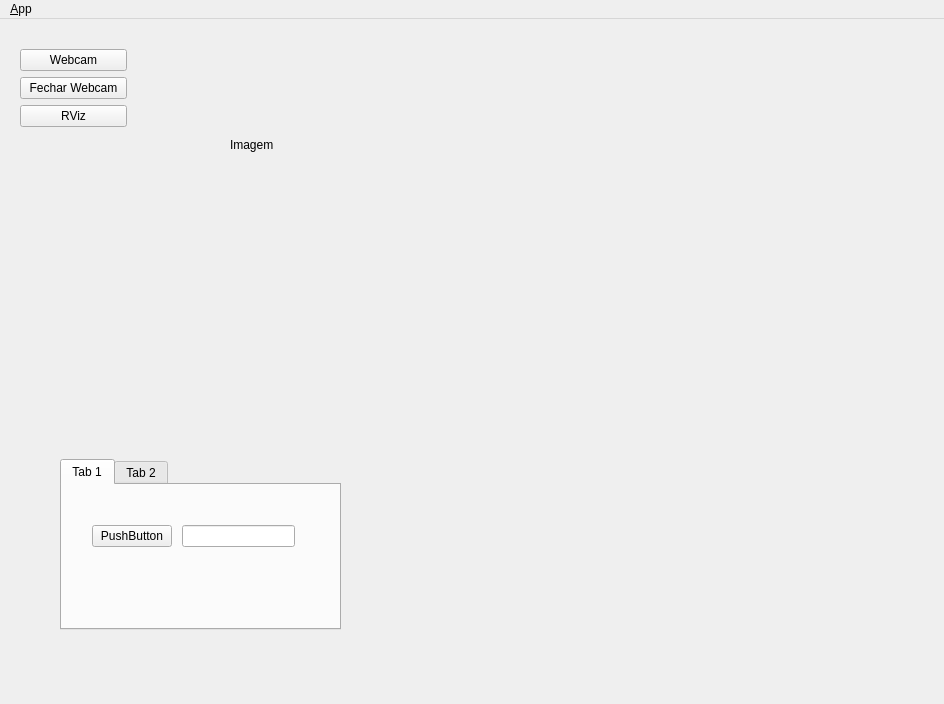
The window that monitor_mrs/ui/main_window.ui (viniciusvidal2/MRS) describes before a commit, drawn with Qt 5.
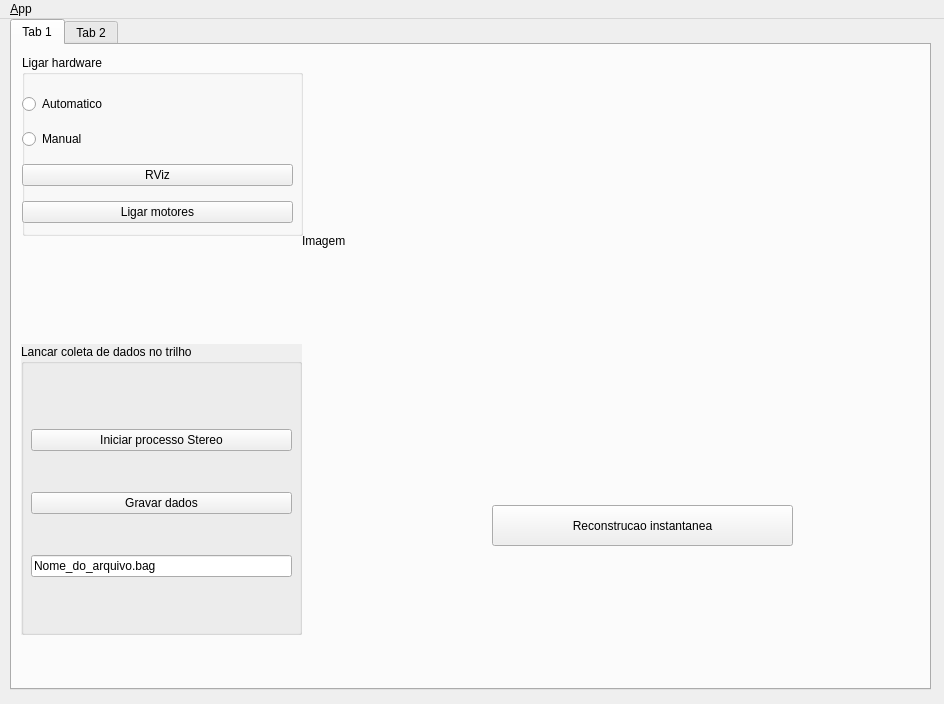
The same window after the commit. The open tabs and pages were chosen to show the change. Icons and pictures are not drawn.

Patch:
```diff
--- a/monitor_mrs/ui/main_window.ui
+++ b/monitor_mrs/ui/main_window.ui
@@ -21,26 +21,13 @@
    <locale language="English" country="Australia"/>
   </property>
   <widget class="QWidget" name="centralwidget">
-   <widget class="QLabel" name="label_4">
-    <property name="geometry">
-     <rect>
-      <x>230</x>
-      <y>10</y>
-      <width>351</width>
-      <height>231</height>
-     </rect>
-    </property>
-    <property name="text">
-     <string>Imagem</string>
-    </property>
-   </widget>
    <widget class="QTabWidget" name="tabWidget">
     <property name="geometry">
      <rect>
-      <x>60</x>
-      <y>440</y>
-      <width>281</width>
-      <height>171</height>
+      <x>10</x>
+      <y>0</y>
+      <width>921</width>
+      <height>671</height>
      </rect>
     </property>
     <property name="currentIndex">
@@ -50,27 +37,132 @@
      <attribute name="title">
       <string>Tab 1</string>
      </attribute>
-     <widget class="QPushButton" name="PushButton_tab1">
+     <widget class="QLabel" name="label_4">
       <property name="geometry">
        <rect>
-        <x>30</x>
-        <y>40</y>
-        <width>80</width>
-        <height>22</height>
+        <x>290</x>
+        <y>20</y>
+        <width>601</width>
+        <height>351</height>
        </rect>
       </property>
       <property name="text">
-       <string>PushButton</string>
+       <string>Imagem</string>
       </property>
      </widget>
-     <widget class="QLineEdit" name="lineEdit_roscore">
+     <widget class="QGroupBox" name="groupBox_hardware">
       <property name="geometry">
        <rect>
-        <x>120</x>
-        <y>40</y>
-        <width>113</width>
-        <height>22</height>
+        <x>10</x>
+        <y>10</y>
+        <width>281</width>
+        <height>181</height>
        </rect>
+      </property>
+      <property name="title">
+       <string>Ligar hardware</string>
+      </property>
+      <widget class="QWidget" name="layoutWidget">
+       <property name="geometry">
+        <rect>
+         <x>0</x>
+         <y>30</y>
+         <width>271</width>
+         <height>151</height>
+        </rect>
+       </property>
+       <layout class="QVBoxLayout" name="verticalLayout">
+        <item>
+         <widget class="QRadioButton" name="radioButton_automatico">
+          <property name="text">
+           <string>Automatico</string>
+          </property>
+         </widget>
+        </item>
+        <item>
+         <widget class="QRadioButton" name="radioButton_manual">
+          <property name="text">
+           <string>Manual</string>
+          </property>
+         </widget>
+        </item>
+        <item>
+         <widget class="QPushButton" name="pushButton_rviz">
+          <property name="text">
+           <string>RViz</string>
+          </property>
+         </widget>
+        </item>
+        <item>
+         <widget class="QPushButton" name="pushButton">
+          <property name="text">
+           <string>Ligar motores</string>
+          </property>
+         </widget>
+        </item>
+       </layout>
+      </widget>
+     </widget>
+     <widget class="QGroupBox" name="groupBox_processaOnline">
+      <property name="geometry">
+       <rect>
+        <x>9</x>
+        <y>299</y>
+        <width>281</width>
+        <height>291</height>
+       </rect>
+      </property>
+      <property name="autoFillBackground">
+       <bool>true</bool>
+      </property>
+      <property name="title">
+       <string>Lancar coleta de dados no trilho</string>
+      </property>
+      <widget class="QWidget" name="">
+       <property name="geometry">
+        <rect>
+         <x>10</x>
+         <y>50</y>
+         <width>261</width>
+         <height>221</height>
+        </rect>
+       </property>
+       <layout class="QVBoxLayout" name="verticalLayout_2">
+        <item>
+         <widget class="QPushButton" name="pushButton_iniciaStereo">
+          <property name="text">
+           <string>Iniciar processo Stereo</string>
+          </property>
+         </widget>
+        </item>
+        <item>
+         <widget class="QPushButton" name="pushButton_salvaBag">
+          <property name="text">
+           <string>Gravar dados</string>
+          </property>
+         </widget>
+        </item>
+        <item>
+         <widget class="QLineEdit" name="lineEdit_nomeBag">
+          <property name="text">
+           <string>Nome_do_arquivo.bag</string>
+          </property>
+         </widget>
+        </item>
+       </layout>
+      </widget>
+     </widget>
+     <widget class="QPushButton" name="pushButton_2">
+      <property name="geometry">
+       <rect>
+        <x>480</x>
+        <y>460</y>
+        <width>301</width>
+        <height>41</height>
+       </rect>
+      </property>
+      <property name="text">
+       <string>Reconstrucao instantanea</string>
       </property>
      </widget>
     </widget>
@@ -103,39 +195,6 @@
      </widget>
     </widget>
    </widget>
-   <widget class="QWidget" name="">
-    <property name="geometry">
-     <rect>
-      <x>20</x>
-      <y>30</y>
-      <width>107</width>
-      <height>80</height>
-     </rect>
-    </property>
-    <layout class="QVBoxLayout" name="verticalLayout">
-     <item>
-      <widget class="QPushButton" name="pushButton_open_webcam">
-       <property name="text">
-        <string>Webcam</string>
-       </property>
-      </widget>
-     </item>
-     <item>
-      <widget class="QPushButton" name="pushButton_close_webcam">
-       <property name="text">
-        <string>Fechar Webcam</string>
-       </property>
-      </widget>
-     </item>
-     <item>
-      <widget class="QPushButton" name="pushButton_rviz">
-       <property name="text">
-        <string>RViz</string>
-       </property>
-      </widget>
-     </item>
-    </layout>
-   </widget>
   </widget>
   <widget class="QMenuBar" name="menubar">
    <property name="geometry">
```
Left out of the diff: 29 changed lines with no effect on the pictures.
